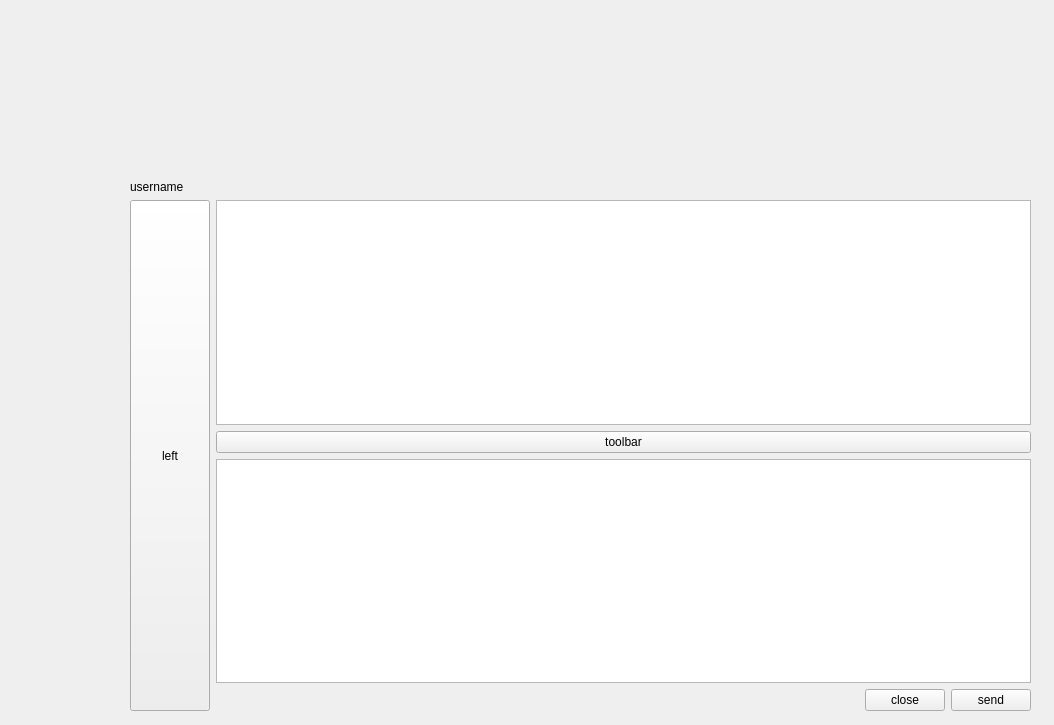
Qt form ui/chat/chat.ui (lihn1987/Assist) before a commit.
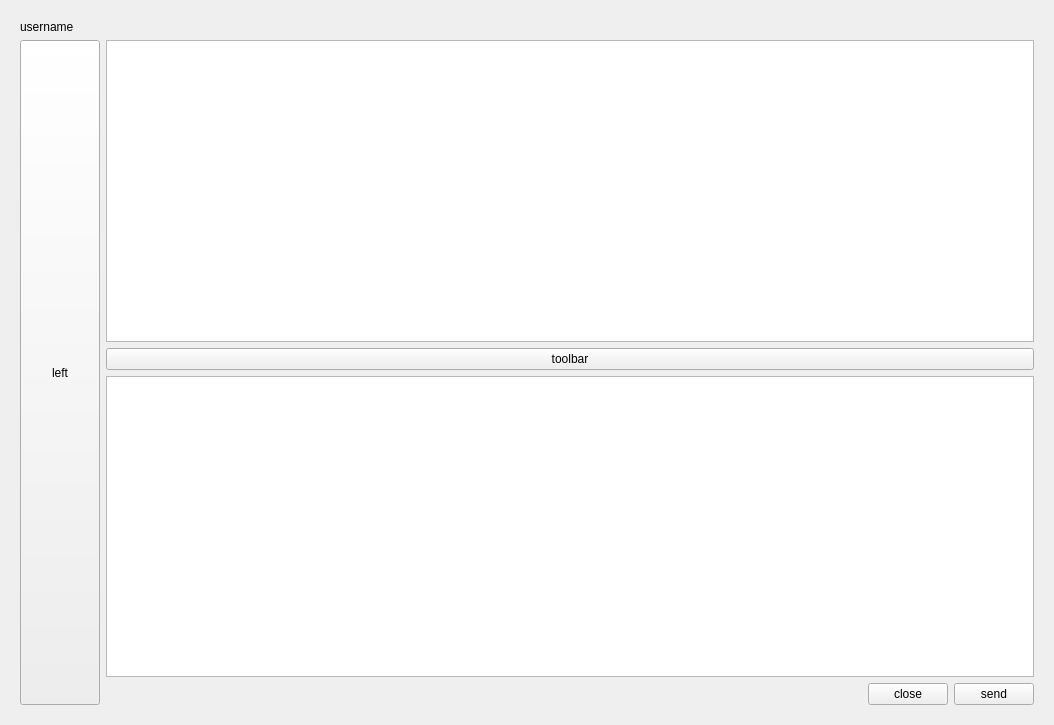
The same form after that commit.

Diff of the .ui file:
```diff
--- a/ui/chat/chat.ui
+++ b/ui/chat/chat.ui
@@ -13,15 +13,9 @@
   <property name="windowTitle">
    <string>Form</string>
   </property>
+  <layout class="QVBoxLayout" name="verticalLayout_3">
+   <item>
   <widget class="QWidget" name="widget" native="true">
-   <property name="geometry">
-    <rect>
-     <x>130</x>
-     <y>180</y>
-     <width>901</width>
-     <height>531</height>
-    </rect>
-   </property>
    <layout class="QVBoxLayout" name="verticalLayout_2">
     <item>
      <widget class="QLabel" name="label">
@@ -58,7 +52,7 @@
          </widget>
         </item>
         <item>
-         <widget class="QTextBrowser" name="textBrowser_2"/>
+           <widget class="QTextEdit" name="edt_write"/>
         </item>
         <item>
          <layout class="QHBoxLayout" name="horizontalLayout">
@@ -97,6 +91,8 @@
     </item>
    </layout>
   </widget>
+   </item>
+  </layout>
  </widget>
  <resources/>
  <connections/>
```
Left out of the diff: 6 changed lines with no effect on the pictures. Lines whose indentation alone changed are shown as unchanged.
